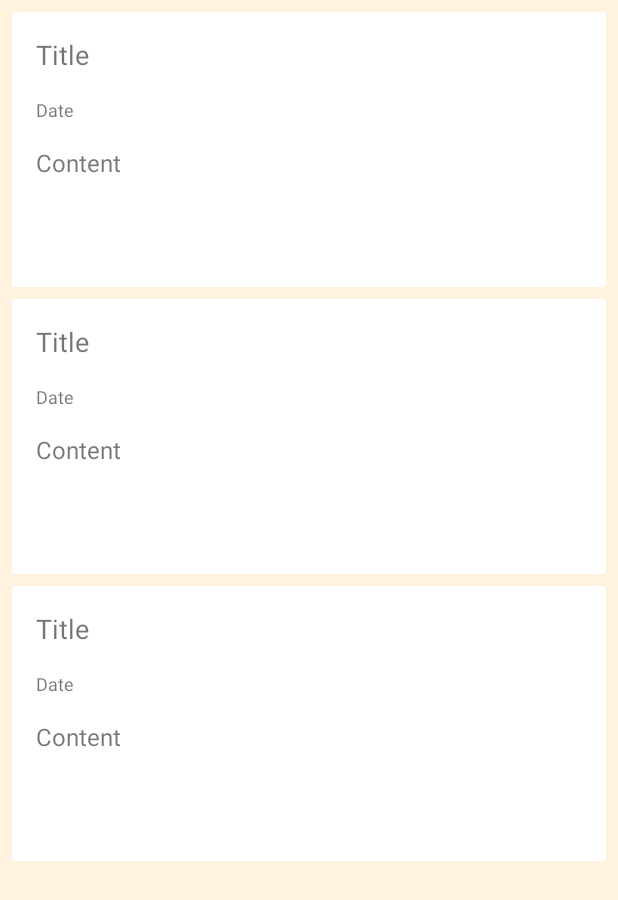
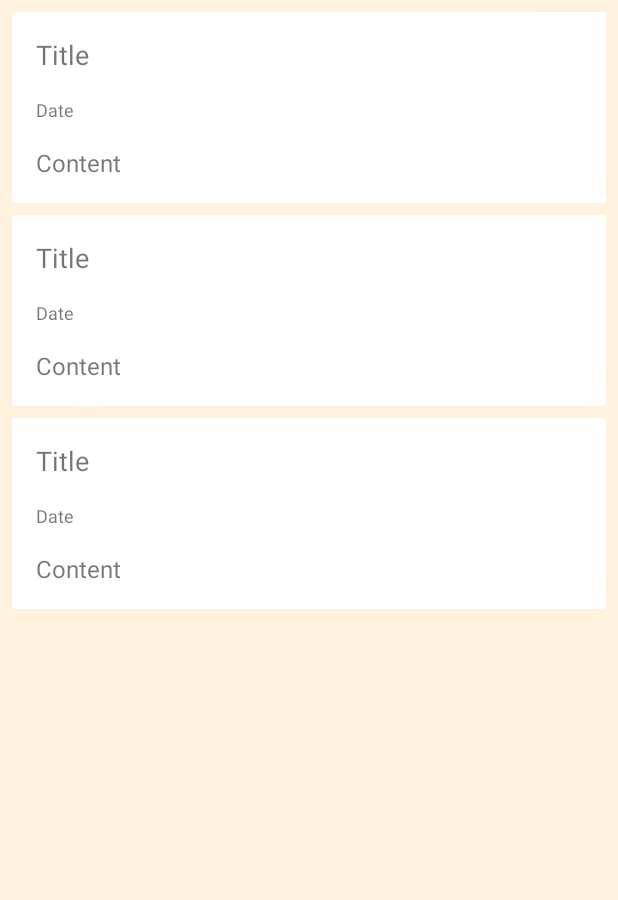
Before and after one commit to khammami/enetComJournalApp, an Android app: the layout content_main.xml on its own in the app's theme, with its tools: preview values and no code run, on a phone screen of 412 x 824 dp. Shown: the top 900 px of the screen. Run offline under Robolectric (Android 15) with nearby library versions, the phone set to English and light mode, and no system bars.

Commit message:
layout tweaks & package name fix

```diff
--- a/app/src/main/res/layout/content_main.xml
+++ b/app/src/main/res/layout/content_main.xml
@@ -15,5 +15,6 @@
         android:layout_width="match_parent"
         android:layout_height="wrap_content"
         tools:listitem="@layout/recyclerview_item"
-        android:paddingTop="8dp"/>
+        android:paddingTop="8dp"
+        android:clipToPadding="false"/>
 </LinearLayout>
--- a/app/src/main/res/layout/recyclerview_item.xml
+++ b/app/src/main/res/layout/recyclerview_item.xml
@@ -39,8 +39,6 @@
             android:layout_margin="8dp"
             android:text="@string/card_content_placeholder"
             android:textSize="16sp"
-            android:maxLines="4"
-            android:lines="4"
             />
 
 
```
Also changed, not shown: app/src/main/AndroidManifest.xml (+4 -4 lines), app/src/main/res/layout/activity_new_journal.xml (+11 -9 lines).
